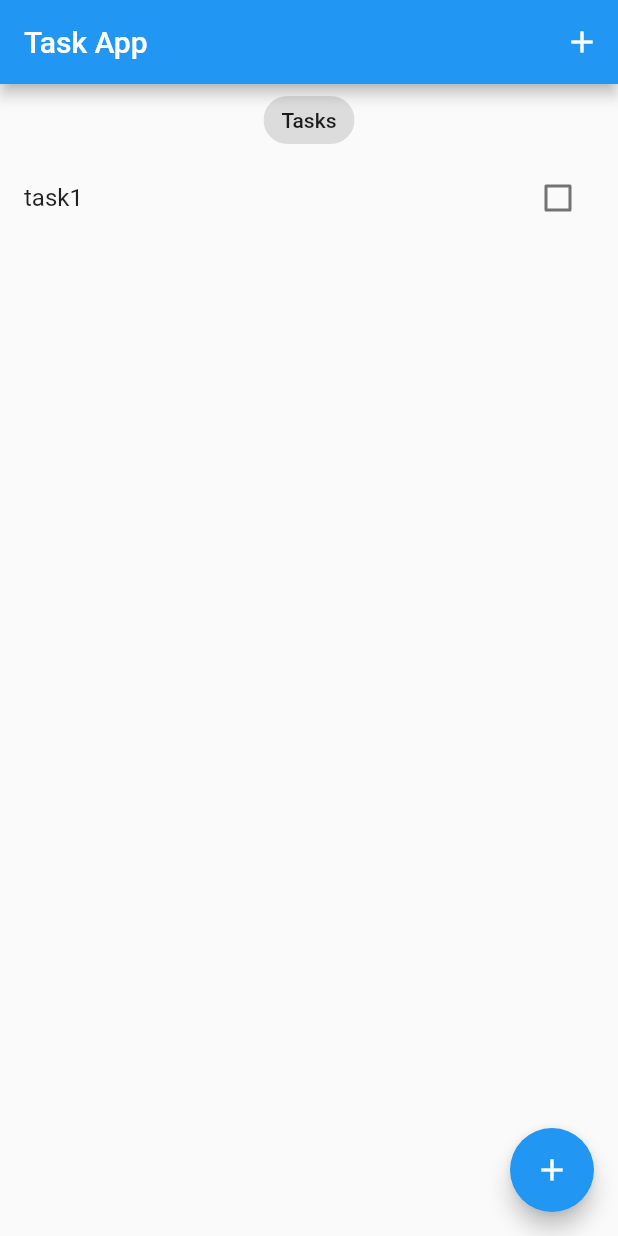
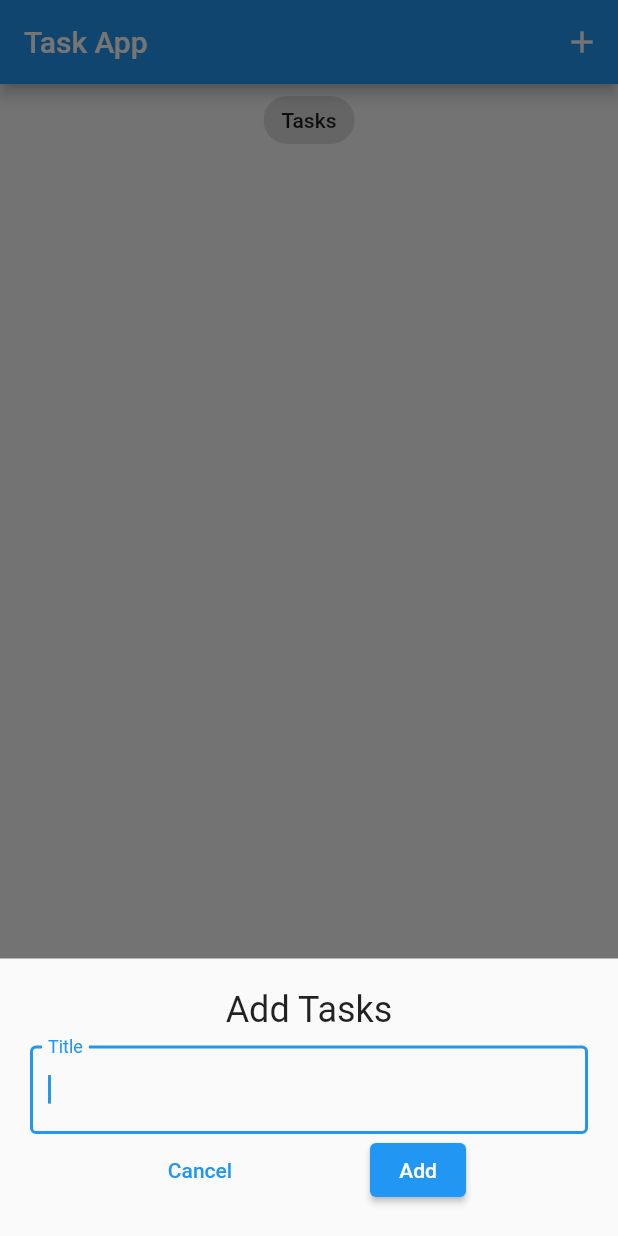
Before and after one commit to staticGuru/Todoapp, a Flutter app: the screen it shows after launch, after a tap on the "add" icon, on a phone screen of 412 x 824 dp. Run offline on Flutter 3.47's test engine with Material 2 defaults, Android fonts, the phone set to English and light mode, and no system bars; our stand-ins replace bloc, equatable, flutter_bloc; missing offline and left inert: dart:ffi.

Commit message:
add the update and delete options

```diff
--- a/lib/main.dart
+++ b/lib/main.dart
@@ -18,13 +18,14 @@ class MyApp extends StatelessWidget {
   Widget build(BuildContext context) {
     return BlocProvider(
       create: (context) =>
-          TasksBloc()..add(AddTask(task: Task(title: "task1"))),
+          TasksBloc(),
+          // ..add(AddTask(task: Task(title: "task1")))
       child: MaterialApp(
         title: 'Flutter Demo',
         theme: ThemeData(
           primarySwatch: Colors.blue,
         ),
-        home: TasksScreen(),
+        home: const TasksScreen(),
       ),
     );
   }
--- a/lib/models/task.dart
+++ b/lib/models/task.dart
@@ -3,6 +3,7 @@ import 'dart:convert';
 import 'package:equatable/equatable.dart';
 
 // ignore_for_file: public_member_api_docs, sort_constructors_first
+// ignore: must_be_immutable
 class Task extends Equatable{
   final String title;
   bool? isDone;
--- /dev/null
+++ b/lib/screens/add_task_screen.dart
@@ -0,0 +1,48 @@
+
+import 'package:flutter/material.dart';
+
+import '../blocs/bloc_exports.dart';
+import '../models/task.dart';
+
+class AddTasksScreen extends StatelessWidget {
+   const AddTasksScreen({
+    Key? key,
+  }) : super(key: key);
+
+  @override
+  Widget build(BuildContext context) {
+      TextEditingController taskTitleController = TextEditingController();
+
+    return Container(
+        padding:
+            EdgeInsets.only(bottom: MediaQuery.of(context).viewInsets.bottom),
+        child: Padding(
+          padding: const EdgeInsets.all(20.0),
+          child: Column(children: [
+            const Text("Add Tasks", style: TextStyle(fontSize: 24)),
+            const SizedBox(height: 10),
+            TextField(
+              autofocus: true,
+              controller: taskTitleController,
+              decoration: const InputDecoration(
+                  label: Text('Title'), border: OutlineInputBorder()),
+            ),
+            Row(
+              mainAxisAlignment: MainAxisAlignment.spaceEvenly,
+              children: [
+                TextButton(
+                    onPressed: () => Navigator.pop(context),
+                    child: const Text("Cancel")),
+                ElevatedButton(
+                    onPressed: () {
+                      var task = Task(title: taskTitleController.text);
+                      context.read<TasksBloc>().add(AddTask(task: task));
+                      Navigator.pop(context);
+                    },
+                    child: const Text("Add"))
+              ],
+            ),
+          ]),
+        ));
+  }
+}
--- a/lib/screens/tasks_screen.dart
+++ b/lib/screens/tasks_screen.dart
@@ -5,15 +5,21 @@ import 'package:flutter/material.dart';
 import '../blocs/bloc_exports.dart';
 import '../models/task.dart';
 import '../widgets/tasks_list.dart';
+import 'add_task_screen.dart';
 
-class TasksScreen extends StatelessWidget {
-  TasksScreen({Key? key}) : super(key: key);
-  TextEditingController taskTitleController = TextEditingController();
+class TasksScreen extends StatefulWidget {
+  const TasksScreen({Key? key}) : super(key: key);
+
+  @override
+  State<TasksScreen> createState() => _TasksScreenState();
+}
+
+class _TasksScreenState extends State<TasksScreen> {
   void _addTasks(BuildContext context) {
     showModalBottomSheet(
         context: context,
-        builder: (context) => SingleChildScrollView(
-              child: AddTasksScreen(taskTitleController: taskTitleController),
+        builder: (context) =>  const SingleChildScrollView(
+              child: AddTasksScreen(),
             ));
   }
 
@@ -25,15 +31,16 @@ class TasksScreen extends StatelessWidget {
         return Scaffold(
           appBar: AppBar(title: const Text('Task App'), actions: [
             IconButton(
-              onPressed: () {},
+              onPressed: () => _addTasks(context),
               icon: const Icon(Icons.add),
             )
           ]),
           body: Column(
             crossAxisAlignment: CrossAxisAlignment.center,
             children: [
+              // ignore: prefer_const_constructors
               Center(
-                child: Chip(label: Text('Tasks')),
+                child: const Chip(label: Text('Tasks')),
               ),
               TasksList(tasksList: _tasksList)
             ],
@@ -48,47 +55,3 @@ class TasksScreen extends StatelessWidget {
     );
   }
 }
-
-class AddTasksScreen extends StatelessWidget {
-  const AddTasksScreen({
-    Key? key,
-    required this.taskTitleController,
-  }) : super(key: key);
-
-  final TextEditingController taskTitleController;
-
-  @override
-  Widget build(BuildContext context) {
-    return Container(
-        padding:
-            EdgeInsets.only(bottom: MediaQuery.of(context).viewInsets.bottom),
-        child: Padding(
-          padding: const EdgeInsets.all(20.0),
-          child: Column(children: [
-            const Text("Add Tasks", style: TextStyle(fontSize: 24)),
-            const SizedBox(height: 10),
-            TextField(
-              autofocus: true,
-              controller: taskTitleController,
-              decoration: const InputDecoration(
-                  label: Text('Title'), border: OutlineInputBorder()),
-            ),
-            Row(
-              mainAxisAlignment: MainAxisAlignment.spaceEvenly,
-              children: [
-                TextButton(
-                    onPressed: () => Navigator.pop(context),
-                    child: const Text("Cancel")),
-                ElevatedButton(
-                    onPressed: () {
-                      var task = Task(title: taskTitleController.text);
-                      context.read<TasksBloc>().add(AddTask(task: task));
-                      Navigator.pop(context);
-                    },
-                    child: const Text("Add"))
-              ],
-            ),
-          ]),
-        ));
-  }
-}
--- a/lib/widgets/tasks_list.dart
+++ b/lib/widgets/tasks_list.dart
@@ -1,13 +1,13 @@
-
 import 'package:flutter/material.dart';
-
+import '../blocs/bloc_exports.dart';
 import '../models/task.dart';
 
 class TasksList extends StatelessWidget {
   const TasksList({
     Key? key,
     required List<Task> tasksList,
-  }) : _tasksList = tasksList, super(key: key);
+  })  : _tasksList = tasksList,
+        super(key: key);
 
   final List<Task> _tasksList;
 
@@ -20,7 +20,13 @@ class TasksList extends StatelessWidget {
             var task = _tasksList[index];
             return ListTile(
               title: Text(task.title),
-              trailing: Checkbox(value: task.isDone, onChanged: (value) {}),
+              trailing: Checkbox(
+                  value: task.isDone,
+                  onChanged: (value) {
+                    context.read<TasksBloc>().add(UpdateTask(task: task));
+                  }),
+              onLongPress: () =>
+                  context.read<TasksBloc>().add(DeleteTask(task: task)),
             );
           }),
     );
```
Also changed, not shown: lib/blocs/bloc/tasks_bloc.dart (+16 -3 lines), pubspec.yaml (+1 -6 lines), pubspec.lock.
